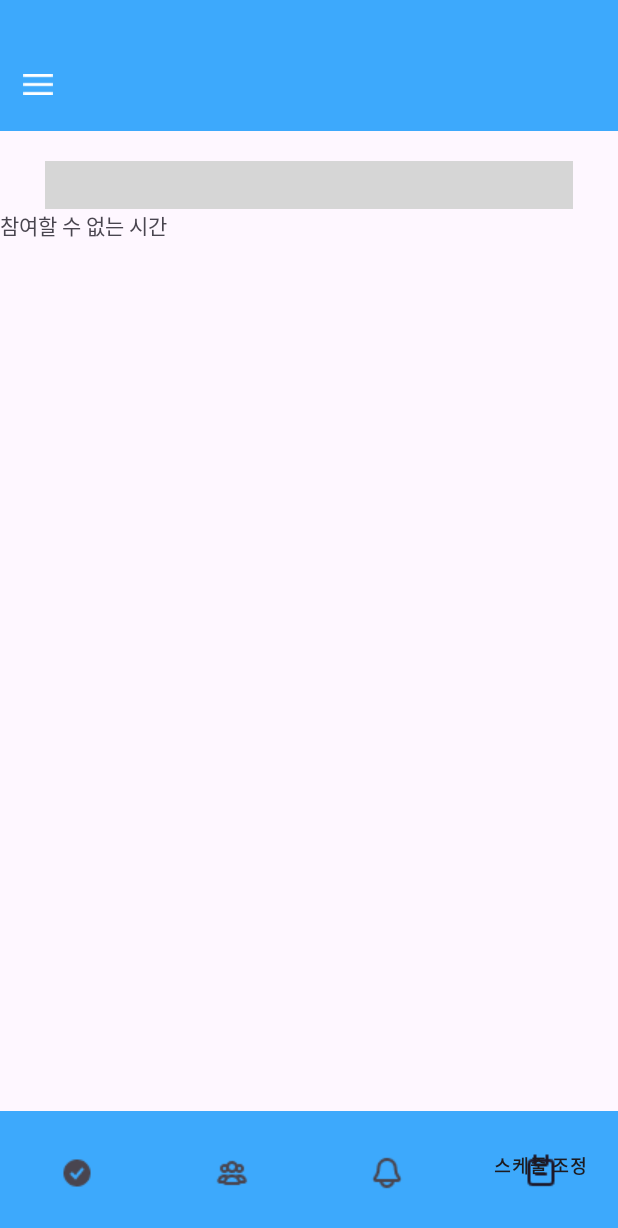
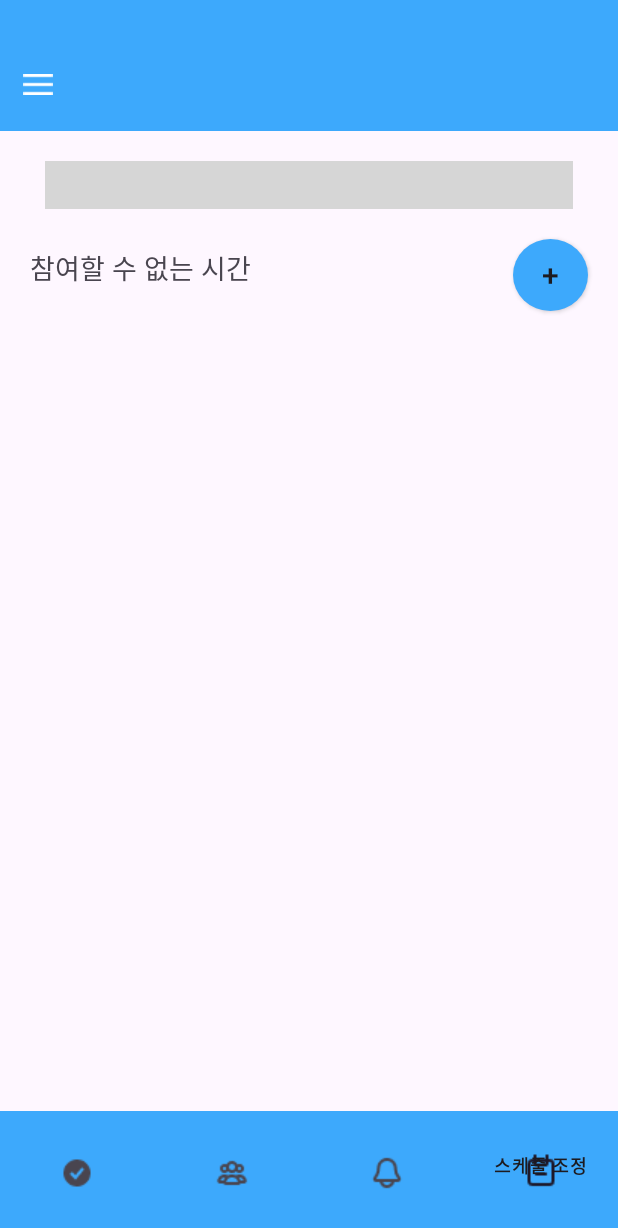
Before and after one commit to SeonJeongk/Y-android, an Android app: the screen it shows after launch (MainActivity), item 4 of the bottom bar chosen, on a phone screen of 412 x 824 dp. Shown: the top 1228 px of the screen. Run offline under Robolectric (Android 15) with nearby library versions, the phone set to English and light mode, and no system bars; libraries missing offline, so code that uses them is left out: com.prolificinteractive.materialcalendarview; plain views replace MaterialCalendarView; grey boxes are pictures that could not be loaded.

Commit message:
[#4]✨Feat: 스케줄 조정 ui 시간 추가

```diff
--- a/app/src/main/java/kr/ac/duksung/hackathon_y/ui/schedule/Date.kt
+++ /dev/null
@@ -1,6 +0,0 @@
-package kr.ac.duksung.hackathon_y.ui.schedule
-
-data class Date (
-	val date: Int,
-	val day: String
-)
--- a/app/src/main/java/kr/ac/duksung/hackathon_y/ui/schedule/ScheduleFragment.kt
+++ b/app/src/main/java/kr/ac/duksung/hackathon_y/ui/schedule/ScheduleFragment.kt
@@ -1,48 +1,84 @@
 package kr.ac.duksung.hackathon_y.ui.schedule
 
+import android.app.TimePickerDialog
+import android.content.Context
+import android.content.SharedPreferences
+import android.icu.text.SimpleDateFormat
+import android.icu.util.Calendar
 import android.os.Bundle
-import android.util.Log
 import android.view.LayoutInflater
 import android.view.View
 import android.view.ViewGroup
 import androidx.fragment.app.Fragment
 import androidx.recyclerview.widget.LinearLayoutManager
+import com.prolificinteractive.materialcalendarview.OnDateSelectedListener
 import kr.ac.duksung.hackathon_y.databinding.FragmentScheduleBinding
+import kr.ac.duksung.hackathon_y.ui.schedule.adapter.TimeRVAdapter
+import java.util.Locale
 
 class ScheduleFragment : Fragment() {
 	private lateinit var binding: FragmentScheduleBinding
+	private lateinit var timeRVAdapter: TimeRVAdapter
+	private lateinit var sharedPreferences: SharedPreferences
 
 	override fun onCreateView(
 		inflater: LayoutInflater, container: ViewGroup?,
 		savedInstanceState: Bundle?,
 	): View? {
 		binding = FragmentScheduleBinding.inflate(inflater, container, false)
+		sharedPreferences = requireContext().getSharedPreferences("time_pick", Context.MODE_PRIVATE) // 추가: SharedPreferences 초기화
 
-//		initRecyclerView()
+		initRecyclerView()
 
-
+		binding.btnAddTime.setOnClickListener { showTimePicker() }
 
 		return binding.root
 	}
 
-	/*
 	private fun initRecyclerView() {
-		val itemList = ArrayList<Date>()
+		timeRVAdapter = TimeRVAdapter(requireContext(), sharedPreferences) // 수정: SharedPreferences 전달
+		binding.recyclerReview.adapter = timeRVAdapter
+		binding.recyclerReview.layoutManager =
+			LinearLayoutManager(context, LinearLayoutManager.VERTICAL, false)
+	}
 
-		itemList.add(Date(2, "Tue"))
-		itemList.add(Date(3, "Wed"))
-		itemList.add(Date(4, "Thu"))
-		itemList.add(Date(5, "Fri"))
-		itemList.add(Date(6, "Sat"))
-		itemList.add(Date(7, "Sun"))
-		itemList.add(Date(8, "Mon"))
+	private fun showTimePicker() {
+		val cal = Calendar.getInstance()
+		val hour = cal.get(Calendar.HOUR_OF_DAY)
+		val minute = cal.get(Calendar.MINUTE)
 
-		val dateRVAdapter = DateRVAdapter()
+		val timePickerDialog = TimePickerDialog(
+			requireContext(),
+			{ _, selectedHour, selectedMinute ->
+				val selectedTime = Time(selectedHour, selectedMinute)
+				timeRVAdapter.addTime(selectedTime, formatTime(selectedTime))
+			},
+			hour,
+			minute,
+			true
+		)
+		timePickerDialog.show()
+	}
 
-		Log.d("Schedule", "어댑터 불러오기")
+	private fun initCalendarView() {
+		binding.calendarView.setOnDateChangedListener(OnDateSelectedListener { widget, date, selected ->
+			// 사용자가 캘린더에서 날짜를 선택했을 때 호출됩니다.
+			// 여기서 선택한 날짜에 시간을 저장하거나 특별한 동작을 수행할 수 있습니다.
 
-		binding.recyclerReview.adapter = dateRVAdapter
-		binding.recyclerReview.layoutManager =
-			LinearLayoutManager(context, LinearLayoutManager.HORIZONTAL, false)
-	} */
+			// 예시: 선택한 날짜를 TextView에 표시
+			val selectedDate = Calendar.getInstance()
+			selectedDate.set(date.year, date.month, date.day)
+
+			showTimePicker()
+		})
+	}
+
+	private fun formatTime(time: Time): String {
+		val calendar = Calendar.getInstance()
+		calendar.set(Calendar.HOUR_OF_DAY, time.hour)
+		calendar.set(Calendar.MINUTE, time.min)
+
+		val simpleDateFormat = SimpleDateFormat("hh:mm", Locale.getDefault())
+		return simpleDateFormat.format(calendar.time)
+	}
 }
--- /dev/null
+++ b/app/src/main/java/kr/ac/duksung/hackathon_y/ui/schedule/Time.kt
@@ -0,0 +1,6 @@
+package kr.ac.duksung.hackathon_y.ui.schedule
+
+data class Time (
+	val hour: Int,
+	val min: Int
+)
--- a/app/src/main/res/drawable/ic_calendar_background.xml
+++ b/app/src/main/res/drawable/ic_calendar_background.xml
@@ -2,7 +2,4 @@
 <shape xmlns:android="http://schemas.android.com/apk/res/android"
     android:shape="oval">
     <solid android:color="#3DA9FC" /> <!-- 배경 색상 -->
-    <size
-        android:width="15dp"
-        android:height="15dp" /> <!-- 지름 값 -->
 </shape>
--- a/app/src/main/res/layout/fragment_schedule.xml
+++ b/app/src/main/res/layout/fragment_schedule.xml
@@ -5,6 +5,14 @@
     android:layout_width="match_parent"
     android:layout_height="match_parent"
     android:layout_gravity="center">
+
+    <androidx.core.widget.NestedScrollView
+        android:layout_width="match_parent"
+        android:layout_height="match_parent">
+
+        <androidx.constraintlayout.widget.ConstraintLayout
+            android:layout_width="match_parent"
+            android:layout_height="match_parent">
 
             <fragment
                 android:id="@+id/fragment"
@@ -33,9 +41,39 @@
 
             <androidx.appcompat.widget.AppCompatTextView
                 android:id="@+id/tv_cant_time"
+                android:layout_width="wrap_content"
+                android:layout_height="wrap_content"
+                android:layout_marginStart="20dp"
+                android:fontFamily="@font/pretendard_extrabold"
+                android:text="참여할 수 없는 시간"
+                android:textSize="18dp"
+                app:layout_constraintBottom_toTopOf="@+id/recyclerReview"
+                app:layout_constraintStart_toStartOf="parent"
+                app:layout_constraintTop_toBottomOf="@+id/calendarView" />
+
+            <androidx.appcompat.widget.AppCompatButton
+                android:id="@+id/btn_add_time"
+                android:layout_width="50dp"
+                android:layout_height="wrap_content"
+                android:layout_marginTop="20dp"
+                android:layout_marginEnd="20dp"
+                android:background="@drawable/ic_calendar_background"
+                android:text="+"
+                android:textSize="20dp"
+                app:layout_constraintEnd_toEndOf="parent"
+                app:layout_constraintTop_toBottomOf="@+id/calendarView" />
+
+            <androidx.recyclerview.widget.RecyclerView
+                android:id="@+id/recyclerReview"
                 android:layout_width="match_parent"
                 android:layout_height="wrap_content"
-        android:text="참여할 수 없는 시간"
-        app:layout_constraintTop_toBottomOf="@+id/calendarView" />
+                android:layout_marginStart="20dp"
+                android:layout_marginEnd="20dp"
+                android:layout_marginTop="10dp"
+                tools:listitem="@layout/item_time"
+                app:layout_constraintStart_toStartOf="parent"
+                app:layout_constraintTop_toBottomOf="@+id/btn_add_time" />
 
         </androidx.constraintlayout.widget.ConstraintLayout>
+    </androidx.core.widget.NestedScrollView>
+</androidx.constraintlayout.widget.ConstraintLayout>
--- a/app/src/main/res/values/themes.xml
+++ b/app/src/main/res/values/themes.xml
@@ -15,4 +15,9 @@
     </style>
 
     <style name="TextStyleSemiBold15" />
+    <style name="InfoNumberPickerTheme">
+        <item name="android:textSize">17sp</item>
+        <item name="android:fontFamily">@font/pretendard_extrabold</item>
+        <item name="android:textColorPrimary">@color/black</item>
+    </style>
 </resources>
```
Also changed, not shown: app/src/main/java/kr/ac/duksung/hackathon_y/ui/schedule/adapter/DateRVAdapter.kt (deleted, +0 -50 lines), app/src/main/java/kr/ac/duksung/hackathon_y/ui/schedule/adapter/TimeRVAdapter.kt (added, +108 -0 lines), app/src/main/res/drawable/share_round_popup.xml (added, +16 -0 lines), app/src/main/res/layout/item_time.xml (added, +44 -0 lines), app/src/main/res/layout/timepicker_alert_dialog.xml (added, +56 -0 lines), app/src/main/res/drawable/ic_remove.png (added), app/src/main/res/drawable/ic_time.png (added). Lines whose indentation alone changed are shown as unchanged.
